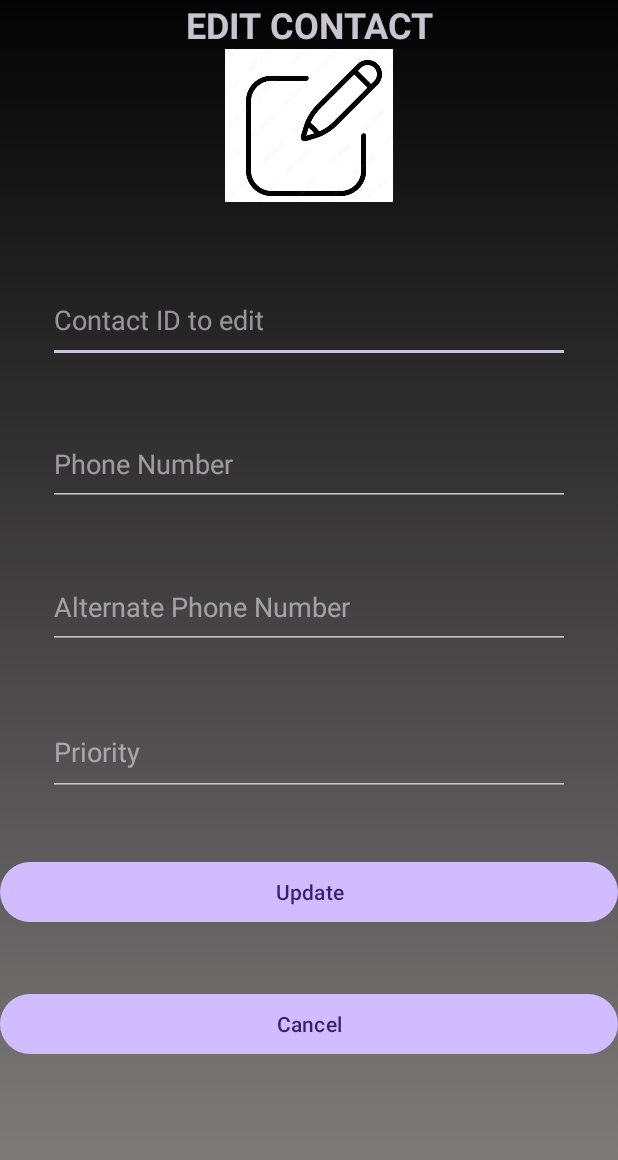
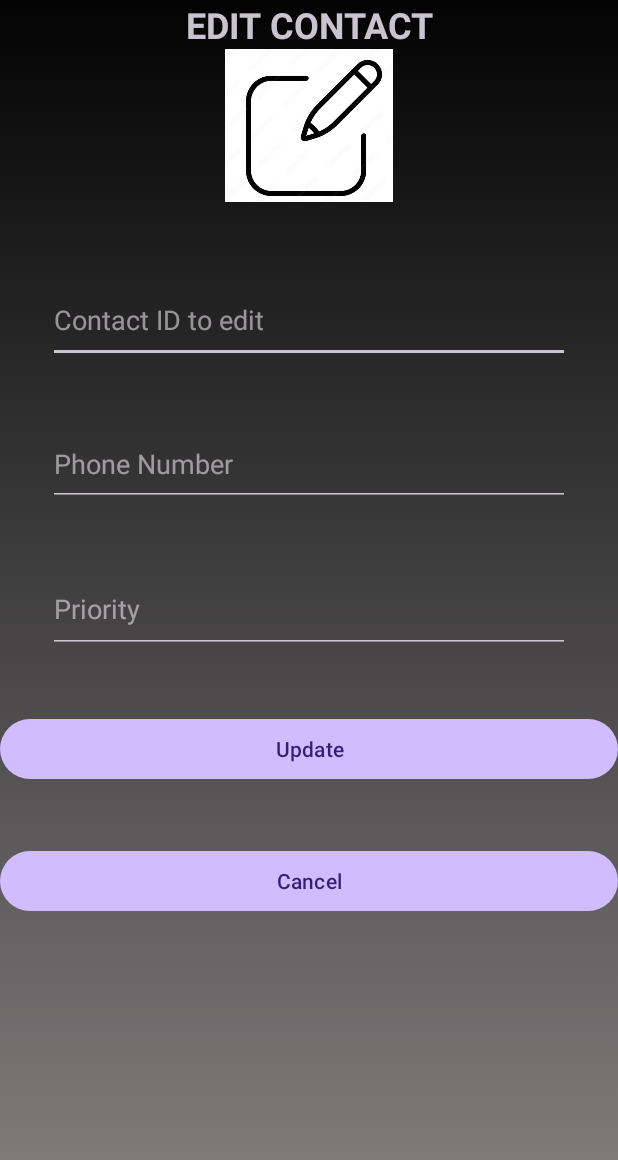
Before and after one commit to SFarhatComp/AlcoholSensor, an Android app: the layout dialogfragmenteditcontact.xml on its own in the app's theme, with its tools: preview values and no code run, on a phone screen of 412 x 824 dp. Shown: the top 1160 px of the screen. Run offline under Robolectric (Android 15) with nearby library versions, the phone set to English and light mode, and no system bars.

Commit message:
Fixed bugs with call , aklternate phone number taken out, phone number changed from double to string

```diff
--- a/app/src/main/java/com/example/applicationsprint1/ContactRecyclerViewAdapter.java
+++ b/app/src/main/java/com/example/applicationsprint1/ContactRecyclerViewAdapter.java
@@ -65,7 +65,7 @@ public class ContactRecyclerViewAdapter extends RecyclerView.Adapter<ContactRecy
 
         // This implementation show when the organize button is not clicked
         holder.getContactName().setText(localSetOfContacts.get(position).contactID + ". " +localSetOfContacts.get(position).contactLastName + " , "+localSetOfContacts.get(position).contactFirstName);
-        holder.getContactPhone().setText(String.format("%d",(long)localSetOfContacts.get(position).contactPhoneNumber).substring(0,3)+"-"+String.format("%d",(long)localSetOfContacts.get(position).contactPhoneNumber).substring(3,6)+"-"+String.format("%d",(long)localSetOfContacts.get(position).contactPhoneNumber).substring(6,10));
+        holder.getContactPhone().setText((localSetOfContacts.get(position).contactPhoneNumber).substring(0,3)+"-"+(localSetOfContacts.get(position).contactPhoneNumber).substring(3,6)+"-"+(localSetOfContacts.get(position).contactPhoneNumber).substring(6,10));
         holder.getContactPriority().setText("Priority: " + localSetOfContacts.get(position).priority);
 
 
--- a/app/src/main/java/com/example/applicationsprint1/database/dao/ContactsDao.java
+++ b/app/src/main/java/com/example/applicationsprint1/database/dao/ContactsDao.java
@@ -39,8 +39,8 @@ public interface ContactsDao {
 
 
 
-    @Query("UPDATE contact_table SET contact_phoneNumber=:PhoneNumber,contact_alternatePhoneNumber=:AltPhoneNo,priority_of_contact=:Priority WHERE Profile_ID=:profileID AND contactID=:contact_ID")
-    void update(int profileID,int contact_ID,double PhoneNumber, double AltPhoneNo, int Priority);
+    @Query("UPDATE contact_table SET contact_phoneNumber=:PhoneNumber,priority_of_contact=:Priority WHERE Profile_ID=:profileID AND contactID=:contact_ID")
+    void update(int profileID,int contact_ID,String PhoneNumber, int Priority);
 
     @Insert
     void InsertContact(contacts... Contact);
--- a/app/src/main/res/layout/dialogfragmenteditcontact.xml
+++ b/app/src/main/res/layout/dialogfragmenteditcontact.xml
@@ -44,17 +44,6 @@
         android:inputType="number" />
 
     <EditText
-        android:id="@+id/EditAlternatePhoneNumber"
-        android:layout_width="match_parent"
-        android:layout_height="55dp"
-        android:layout_marginTop="40dp"
-        android:layout_marginStart="32dp"
-        android:layout_marginEnd="32dp"
-        android:ems="10"
-        android:hint="Alternate Phone Number"
-        android:inputType="number" />
-
-    <EditText
         android:id="@+id/EditPriorityNumber"
         android:layout_width="match_parent"
         android:layout_height="58dp"
```
Also changed, not shown: app/src/main/java/com/example/applicationsprint1/AddContactDialogFragment.java (+3 -5 lines), app/src/main/java/com/example/applicationsprint1/EditContactDialogFragment.java (+4 -4 lines), app/src/main/java/com/example/applicationsprint1/TestActivity.java (+9 -4 lines), app/src/main/java/com/example/applicationsprint1/database/entities/contacts.java (+2 -5 lines), app/src/main/res/layout/dialogfragmentaddcontact.xml (+0 -10 lines).
